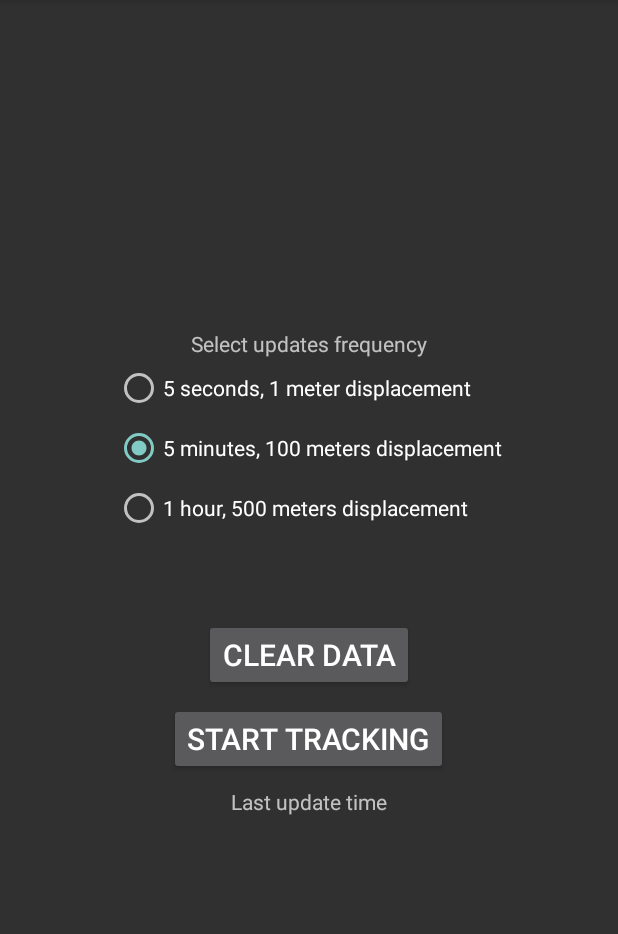
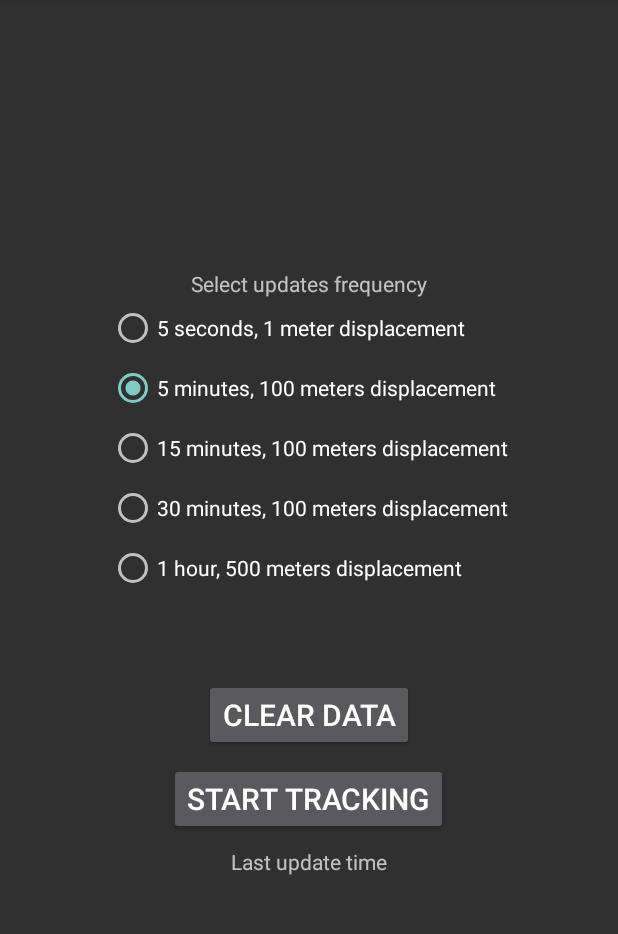
Before and after one commit to AbhishekChourasiya/track-my-location, an Android app: the screen it shows after launch (MainActivity), on a phone screen of 412 x 824 dp, the part 84-1018 px from its top. Run offline under Robolectric (Android 15) with nearby library versions, the light colour scheme and no system bars; our stand-ins replace ButterKnife; libraries missing offline, so code that uses them is left out: com.activeandroid, com.activeandroid.query, com.crashlytics.android, de.greenrobot.event, io.fabric.sdk; 6 statements that could not run were skipped.

Commit message:
additional request data variants

```diff
--- a/LocationAppAndroid/app/src/main/java/com/techmagic/locationapp/LocationRequestData.java
+++ b/LocationAppAndroid/app/src/main/java/com/techmagic/locationapp/LocationRequestData.java
@@ -5,6 +5,8 @@ import com.google.android.gms.location.LocationRequest;
 public enum LocationRequestData {
     FREQUENCY_HIGH(5000, 5000, LocationRequest.PRIORITY_HIGH_ACCURACY, 1.0f),
     FREQUENCY_MEDIUM(5 * 60 * 1000, 5 * 60 * 1000, LocationRequest.PRIORITY_HIGH_ACCURACY, 100f),
+    FREQUENCY_MEDIUM_ONE(15 * 60 * 1000, 5 * 60 * 1000, LocationRequest.PRIORITY_HIGH_ACCURACY, 100f),
+    FREQUENCY_MEDIUM_TWO(30 * 60 * 1000, 5 * 60 * 1000, LocationRequest.PRIORITY_HIGH_ACCURACY, 100f),
     FREQUENCY_LOW(60 * 60 * 1000, 25 * 60 * 1000, LocationRequest.PRIORITY_LOW_POWER, 500f);
 
     LocationRequestData(int interval, int fastestInterval, int priority, float smallestDisplacement) {
--- a/LocationAppAndroid/app/src/main/res/layout/activity_main.xml
+++ b/LocationAppAndroid/app/src/main/res/layout/activity_main.xml
@@ -30,6 +30,18 @@
             android:layout_margin="4dp"
             android:text="@string/rb_medium"/>
 
+        <RadioButton android:id="@+id/radio_medium_one"
+            android:layout_width="wrap_content"
+            android:layout_height="wrap_content"
+            android:layout_margin="4dp"
+            android:text="@string/rb_medium_one"/>
+
+        <RadioButton android:id="@+id/radio_medium_two"
+            android:layout_width="wrap_content"
+            android:layout_height="wrap_content"
+            android:layout_margin="4dp"
+            android:text="@string/rb_medium_two"/>
+
         <RadioButton android:id="@+id/radio_low_"
             android:layout_width="wrap_content"
             android:layout_height="wrap_content"
--- a/LocationAppAndroid/app/src/main/res/values/strings.xml
+++ b/LocationAppAndroid/app/src/main/res/values/strings.xml
@@ -3,6 +3,8 @@
 
     <string name="rb_high">5 seconds, 1 meter displacement</string>
     <string name="rb_medium">5 minutes, 100 meters displacement</string>
+    <string name="rb_medium_one">15 minutes, 100 meters displacement</string>
+    <string name="rb_medium_two">30 minutes, 100 meters displacement</string>
     <string name="rb_low">1 hour, 500 meters displacement</string>
     <string name="title_activity_main">Location Tracking</string>
     <string name="title_activity_results">Tracking Results</string>
```
Also changed, not shown: LocationAppAndroid/app/src/main/java/com/techmagic/locationapp/MainActivity.java (+12 -0 lines).
